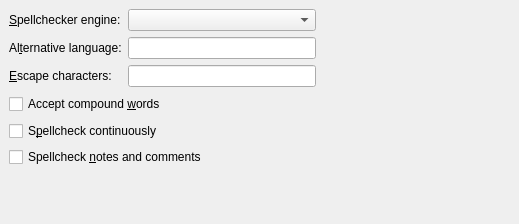
This is src/frontends/qt4/ui/PrefSpellcheckerUi.ui in cburschka/lyx as Qt 5 draws it before an edit. The edited form follows.
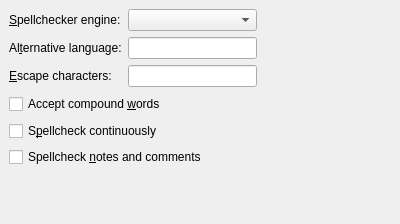
This is the edited form.

Commit message: PrefsUi: Remove unneeded widths

Patch:
```diff
--- a/src/frontends/qt4/ui/PrefSpellcheckerUi.ui
+++ b/src/frontends/qt4/ui/PrefSpellcheckerUi.ui
@@ -5,7 +5,7 @@
    <rect>
     <x>0</x>
     <y>0</y>
-    <width>519</width>
+    <width>400</width>
     <height>224</height>
    </rect>
   </property>
@@ -29,7 +29,7 @@
      </property>
      <property name="sizeHint" >
       <size>
-       <width>501</width>
+       <width>0</width>
        <height>21</height>
       </size>
      </property>
```
The commit also changes 3 other files.
